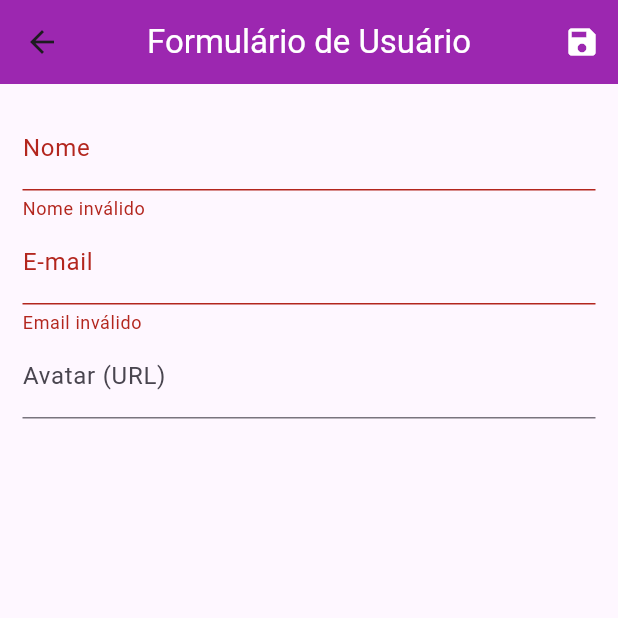
After one commit to lacatye/crud-flutter, a Flutter app: the UserForm screen opened by its route, after a tap on the "save" icon, on a phone screen of 412 x 824 dp, the top half of it. The commit adds this screen. Run offline on Flutter 3.47's test engine with Material 3 defaults, Android fonts, the phone set to English and light mode, and no system bars; network calls fail.

Commit message:
feat: routes e gerenciamento de tela

```diff
--- /dev/null
+++ b/devtools_options.yaml
@@ -0,0 +1 @@
+extensions:
--- /dev/null
+++ b/lib/routes/app_routes.dart
@@ -0,0 +1,4 @@
+class AppRoutes {
+  static const HOME = '/';
+  static const USER_FORM = '/user-form';
+}
--- /dev/null
+++ b/lib/routes/user_form.dart
@@ -0,0 +1,92 @@
+import 'package:flutter/material.dart';
+import 'package:crud_flutter/providers/users_provider.dart';
+import 'package:provider/provider.dart';
+import 'package:crud_flutter/models/user.dart';
+
+class UserForm extends StatelessWidget {
+  final _form = GlobalKey<FormState>();
+  final Map<String, String> _formData = {};
+
+  @override
+  Widget build(BuildContext context) {
+    return Scaffold(
+      appBar: AppBar(
+        title: const Text(
+          'Formulário de Usuário',
+          style: TextStyle(color: Colors.white),
+        ),
+        centerTitle: true,
+        backgroundColor: Colors.purple,
+        actions: <Widget>[
+          IconButton(
+            icon: const Icon(Icons.save),
+            color: Colors.white,
+            onPressed: () {
+              final isValid = _form.currentState?.validate();
+              if (isValid == true) {
+                _form.currentState?.save();
+
+                Provider.of<UsersProvider>(context, listen: false).put(
+                  User(
+                    id: _formData['id'], // Verifique se você está passando um ID válido aqui
+                    name: _formData['name']!,
+                    email: _formData['email']!,
+                    avatarUrl: _formData['avatarUrl']!,
+                  ),
+                );
+
+                Navigator.of(context).pop();
+              }
+            },
+          )
+        ],
+      ),
+      body: Padding(
+        padding: const EdgeInsets.all(15),
+        child: Form(
+          key: _form,
+          child: Column(
+            children: <Widget>[
+              TextFormField(
+                decoration: const InputDecoration(
+                  labelText: 'Nome',
+                ),
+                validator: (value) {
+                  if (value == null || value.isEmpty) {
+                    return 'Nome inválido';
+                  }
+
+                  if (value.trim().length < 3) {
+                    return 'Nome muito pequeno. Mínimo 3 letras';
+                  }
+
+                  return null;
+                },
+                onSaved: (value) => _formData['name'] = value!,
+              ),
+              TextFormField(
+                decoration: const InputDecoration(
+                  labelText: 'E-mail',
+                ),
+                validator: (value) {
+                  if (value == null || value.isEmpty) {
+                    return 'Email inválido';
+                  }
+
+                  return null;
+                },
+                onSaved: (value) => _formData['email'] = value!,
+              ),
+              TextFormField(
+                decoration: const InputDecoration(
+                  labelText: 'Avatar (URL)',
+                ),
+                onSaved: (value) => _formData['avatarUrl'] = value!,
+              ),
+            ],
+          ),
+        ),
+      ),
+    );
+  }
+}
```
Also changed, not shown: lib/components/user_tile.dart (+12 -2 lines), lib/main.dart (+6 -1 lines), lib/providers/users_provider.dart (+33 -2 lines), lib/views/user_list.dart (+6 -1 lines).
